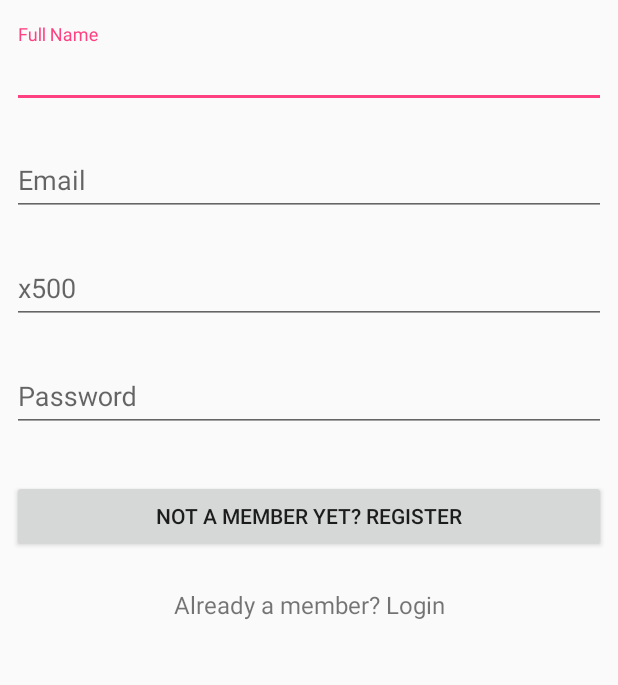
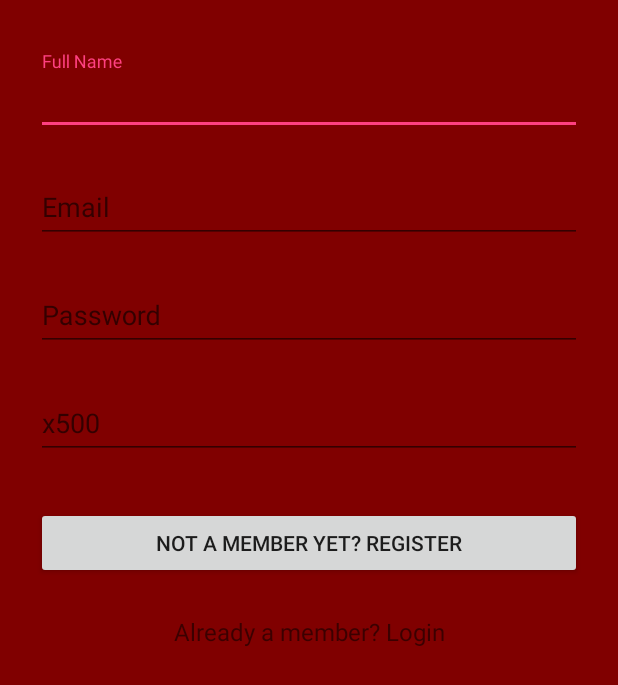
Before and after one commit to changyeli/UMNCalendar, an Android app: the layout activity_register.xml on its own in the app's theme, with its tools: preview values and no code run, on a phone screen of 412 x 824 dp. Shown: the top 685 px of the screen. Run offline under Robolectric (Android 15) with nearby library versions, the phone set to English and light mode, and no system bars.

Commit message:
sign up page little update

```diff
--- a/app/src/main/res/layout/activity_register.xml
+++ b/app/src/main/res/layout/activity_register.xml
@@ -1,17 +1,20 @@
-<LinearLayout xmlns:android="http://schemas.android.com/apk/res/android"
-    xmlns:tools="http://schemas.android.com/tools"
-    android:layout_width="match_parent"
-    android:layout_height="match_parent"
-    android:gravity="center_horizontal"
-    android:orientation="vertical"
-    android:paddingBottom="8dp"
-    android:paddingLeft="8dp"
-    android:paddingRight="8dp"
-    android:paddingTop="8dp"
-    tools:context="umn.umncalendar.LoginActivity">
+<ScrollView xmlns:android="http://schemas.android.com/apk/res/android"
+    android:layout_width="fill_parent"
+    android:layout_height="fill_parent"
+    android:fitsSystemWindows="true"
+    android:background="@color/windowBackground"
+    >
 
-    <!-- Login progress -->
-
+    <!-- SIGN IN SETUP-->
+    <LinearLayout
+        android:layout_height="wrap_content"
+        android:layout_width="match_parent"
+        android:orientation="vertical"
+        android:paddingTop="26dp"
+        android:paddingLeft="24dp"
+        android:paddingRight="24dp"
+        android:textColor="@color/white"
+        >
 
         <!-- account name-->
         <android.support.design.widget.TextInputLayout
@@ -47,6 +50,21 @@
 
         </android.support.design.widget.TextInputLayout>
 
+
+        <!-- password setting -->
+
+        <android.support.design.widget.TextInputLayout
+            android:layout_width="match_parent"
+            android:layout_height="wrap_content"
+            android:layout_marginTop="8dp"
+            android:layout_marginBottom="8dp">
+            <EditText android:id="@+id/input_password"
+                android:layout_width="match_parent"
+                android:layout_height="wrap_content"
+                android:inputType="textPassword"
+                android:hint="@string/prompt_password"/>
+        </android.support.design.widget.TextInputLayout>
+
         <!-- x500 setting-->
 
         <android.support.design.widget.TextInputLayout
@@ -60,20 +78,6 @@
                 android:inputType="textEmailSubject"
                 android:hint="@string/prompt_x500"
                 />
-        </android.support.design.widget.TextInputLayout>
-
-        <!-- password setting -->
-
-        <android.support.design.widget.TextInputLayout
-            android:layout_width="match_parent"
-            android:layout_height="wrap_content"
-            android:layout_marginTop="8dp"
-            android:layout_marginBottom="8dp">
-            <EditText android:id="@+id/input_password"
-                android:layout_width="match_parent"
-                android:layout_height="wrap_content"
-                android:inputType="textPassword"
-                android:hint="@string/prompt_password"/>
         </android.support.design.widget.TextInputLayout>
 
         <android.support.v7.widget.AppCompatButton
@@ -92,4 +96,5 @@
             android:text="@string/action_sign_in"
             android:gravity="center"
             android:textSize="16sp"/>
-</LinearLayout>
+    </LinearLayout>
+</ScrollView>
```
Also changed, not shown: app/src/main/java/umn/umncalendar/LoginActivity.java (+0 -22 lines), app/src/main/java/umn/umncalendar/RegisterActivity.java (+44 -0 lines).
